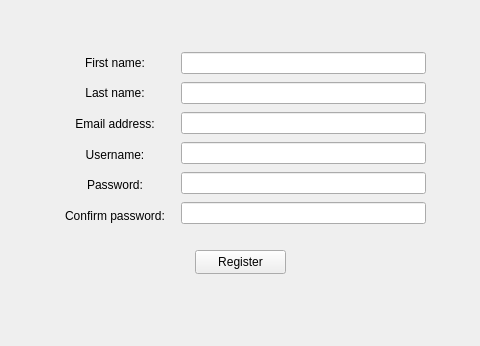
Above: Interfata/form.ui from GalatanuM/Tema-de-casa-BD before the change; both pictures show x 195 to 675 and y 0 to 346 of the 866 by 346 pixel window. Below: the same form after it.
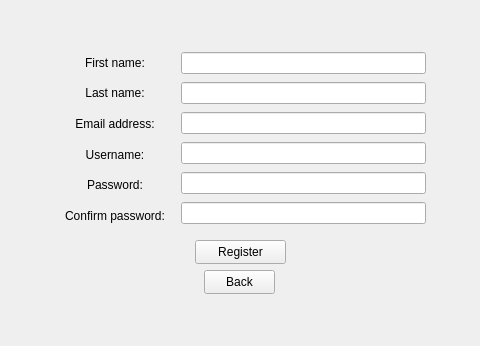
That is the form after the change.

What changed in the file:
```diff
--- a/Interfata/form.ui
+++ b/Interfata/form.ui
@@ -282,7 +282,7 @@
       <property name="geometry">
        <rect>
         <x>380</x>
-        <y>240</y>
+        <y>230</y>
         <width>91</width>
         <height>24</height>
        </rect>
@@ -291,7 +291,7 @@
        <string>Register</string>
       </property>
      </widget>
-     <widget class="QWidget" name="">
+     <widget class="QWidget" name="layoutWidget">
       <property name="geometry">
        <rect>
         <x>240</x>
@@ -395,6 +395,19 @@
        </item>
       </layout>
      </widget>
+     <widget class="QPushButton" name="pushButton_10">
+      <property name="geometry">
+       <rect>
+        <x>389</x>
+        <y>260</y>
+        <width>71</width>
+        <height>24</height>
+       </rect>
+      </property>
+      <property name="text">
+       <string>Back</string>
+      </property>
+     </widget>
     </widget>
    </widget>
   </widget>
```
